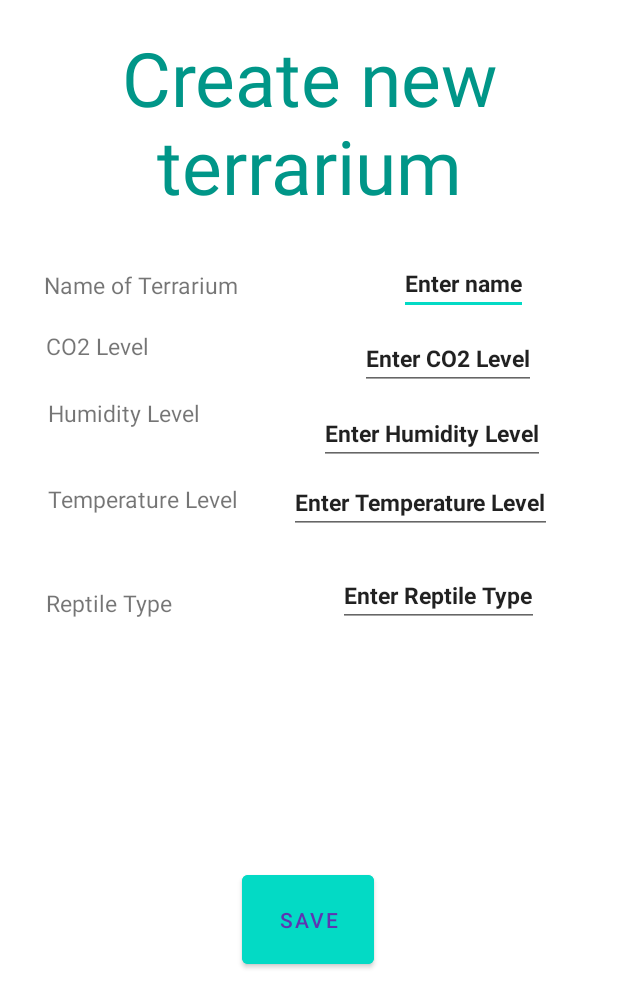
After one commit to alinusiacoban/SEP4-InteractiveMedia, an Android app: the layout fragment_createnewterrarium.xml on its own in the app's theme, with its tools: preview values and no code run, on a phone screen of 412 x 824 dp. The commit adds this screen. Shown: the top 1008 px of the screen. Run offline under Robolectric (Android 15) with nearby library versions, the phone set to English and light mode, and no system bars.

Commit message:
Create New Terrarium

```diff
--- /dev/null
+++ b/app/src/main/res/layout/fragment_createnewterrarium.xml
@@ -0,0 +1,174 @@
+<?xml version="1.0" encoding="utf-8"?>
+<androidx.constraintlayout.widget.ConstraintLayout xmlns:android="http://schemas.android.com/apk/res/android"
+    xmlns:app="http://schemas.android.com/apk/res-auto"
+    xmlns:tools="http://schemas.android.com/tools"
+    android:id="@+id/linearLayout"
+    android:layout_width="match_parent"
+    android:layout_height="match_parent"
+    android:orientation="vertical"
+    tools:context=".terraiot.ui.menu.MenuFragment">
+
+
+    <TextView
+        android:id="@+id/text_createnewterrarium"
+        android:layout_width="wrap_content"
+        android:layout_height="wrap_content"
+        android:text="@string/create_new_terrarium"
+        android:textAlignment="center"
+        android:textColor="#009688"
+        android:textSize="50sp"
+        app:layout_constraintBottom_toBottomOf="parent"
+        app:layout_constraintEnd_toEndOf="parent"
+        app:layout_constraintHorizontal_bias="0.0"
+        app:layout_constraintStart_toStartOf="parent"
+        app:layout_constraintTop_toTopOf="parent"
+        app:layout_constraintVertical_bias="0.026" />
+
+
+    <TextView
+        android:id="@+id/textView11"
+        android:layout_width="wrap_content"
+        android:layout_height="wrap_content"
+        android:layout_marginTop="35dp"
+        android:gravity="center"
+        android:text="@string/name_of_terrarium"
+        android:textSize="15sp"
+        app:layout_constraintEnd_toEndOf="@+id/textView12"
+        app:layout_constraintHorizontal_bias="0.133"
+        app:layout_constraintStart_toStartOf="parent"
+        app:layout_constraintTop_toBottomOf="@+id/text_createnewterrarium"></TextView>
+
+    <EditText
+        android:id="@+id/textView12"
+        android:layout_width="wrap_content"
+        android:layout_height="wrap_content"
+        android:layout_marginTop="24dp"
+        android:text="@string/enter_name"
+        android:textSize="15sp"
+        android:textStyle="bold"
+        app:layout_constraintEnd_toEndOf="parent"
+        app:layout_constraintHorizontal_bias="0.815"
+        app:layout_constraintStart_toStartOf="parent"
+        app:layout_constraintTop_toBottomOf="@+id/text_createnewterrarium"></EditText>
+
+    <TextView
+        android:id="@+id/textView13"
+        android:layout_width="wrap_content"
+        android:layout_height="wrap_content"
+        android:layout_marginTop="19dp"
+        android:gravity="center"
+        android:text="@string/co2_level"
+        android:textSize="15sp"
+        app:layout_constraintEnd_toEndOf="@+id/textView14"
+        app:layout_constraintHorizontal_bias="0.106"
+        app:layout_constraintStart_toStartOf="parent"
+        app:layout_constraintTop_toBottomOf="@+id/textView11"></TextView>
+
+    <EditText
+        android:id="@+id/textView14"
+        android:layout_width="wrap_content"
+        android:layout_height="wrap_content"
+        android:layout_marginTop="8dp"
+        android:text="@string/enter_co2_level"
+        android:textSize="15sp"
+        android:textStyle="bold"
+        app:layout_constraintEnd_toEndOf="parent"
+        app:layout_constraintHorizontal_bias="0.815"
+        app:layout_constraintStart_toStartOf="parent"
+        app:layout_constraintTop_toBottomOf="@+id/textView12"></EditText>
+
+    <TextView
+        android:id="@+id/textView15"
+        android:layout_width="wrap_content"
+        android:layout_height="wrap_content"
+        android:layout_marginTop="23dp"
+        android:gravity="center"
+        android:text="@string/humidity_level"
+        android:textSize="15sp"
+        app:layout_constraintEnd_toEndOf="@+id/textView16"
+        app:layout_constraintHorizontal_bias="0.119"
+        app:layout_constraintStart_toStartOf="parent"
+        app:layout_constraintTop_toBottomOf="@+id/textView13"></TextView>
+
+    <EditText
+        android:id="@+id/textView16"
+        android:layout_width="wrap_content"
+        android:layout_height="wrap_content"
+        android:layout_marginTop="8dp"
+        android:text="Enter Humidity Level"
+        android:textSize="15sp"
+        android:textStyle="bold"
+        app:layout_constraintEnd_toEndOf="parent"
+        app:layout_constraintHorizontal_bias="0.815"
+        app:layout_constraintStart_toStartOf="parent"
+        app:layout_constraintTop_toBottomOf="@+id/textView14"></EditText>
+
+    <TextView
+        android:id="@+id/textView17"
+        android:layout_width="wrap_content"
+        android:layout_height="wrap_content"
+        android:layout_marginTop="36dp"
+        android:gravity="center"
+        android:text="@string/temperature_level"
+        android:textSize="15sp"
+        app:layout_constraintEnd_toEndOf="@+id/textView18"
+        app:layout_constraintHorizontal_bias="0.13"
+        app:layout_constraintStart_toStartOf="parent"
+        app:layout_constraintTop_toBottomOf="@+id/textView15"></TextView>
+
+    <EditText
+        android:id="@+id/textView18"
+        android:layout_width="wrap_content"
+        android:layout_height="wrap_content"
+        android:layout_marginTop="4dp"
+        android:text="@string/enter_temperature_level"
+        android:textSize="15sp"
+        android:textStyle="bold"
+        app:layout_constraintEnd_toEndOf="parent"
+        app:layout_constraintHorizontal_bias="0.815"
+        app:layout_constraintStart_toStartOf="parent"
+        app:layout_constraintTop_toBottomOf="@+id/textView16"></EditText>
+
+    <TextView
+        android:id="@+id/textView19"
+        android:layout_width="wrap_content"
+        android:layout_height="wrap_content"
+        android:layout_marginTop="48dp"
+        android:gravity="center"
+        android:text="@string/reptile_type"
+        android:textSize="15sp"
+        app:layout_constraintEnd_toEndOf="@+id/textView20"
+        app:layout_constraintHorizontal_bias="0.111"
+        app:layout_constraintStart_toStartOf="parent"
+        app:layout_constraintTop_toBottomOf="@+id/textView17"></TextView>
+
+    <EditText
+        android:id="@+id/textView20"
+        android:layout_width="wrap_content"
+        android:layout_height="wrap_content"
+        android:layout_marginTop="20dp"
+        android:text="@string/enter_reptile_type"
+        android:textSize="15sp"
+        android:textStyle="bold"
+        app:layout_constraintEnd_toEndOf="parent"
+        app:layout_constraintHorizontal_bias="0.81"
+        app:layout_constraintStart_toStartOf="parent"
+        app:layout_constraintTop_toBottomOf="@+id/textView18"></EditText>
+
+    <Button
+        android:id="@+id/button"
+        android:layout_width="wrap_content"
+        android:layout_height="wrap_content"
+        android:backgroundTint="@color/teal_200"
+        android:gravity="center"
+        android:padding="20dp"
+        android:text="@string/save"
+        android:textColor="#5E35B1"
+        app:layout_constraintBottom_toBottomOf="parent"
+        app:layout_constraintEnd_toEndOf="parent"
+        app:layout_constraintHorizontal_bias="0.498"
+        app:layout_constraintStart_toStartOf="parent"
+        app:layout_constraintTop_toBottomOf="@+id/text_createnewterrarium"
+        app:layout_constraintVertical_bias="0.712" />
+
+</androidx.constraintlayout.widget.ConstraintLayout>
--- a/app/src/main/res/values/strings.xml
+++ b/app/src/main/res/values/strings.xml
@@ -24,4 +24,15 @@
     <string name="create_new_terrarium">Create new terrarium</string>
     <string name="view_all_terrarium">View all terrarium</string>
     <string name="profile_settings">Profile Settings</string>
+    <string name="createnewterrarium">Create New Terrarium</string>
+    <string name="name_of_terrarium">Name of Terrarium</string>
+    <string name="co2_level">CO2 Level</string>
+    <string name="humidity_level">Humidity Level</string>
+    <string name="temperature_level">Temperature Level</string>
+    <string name="reptile_type">Reptile Type</string>
+    <string name="save">Save</string>
+    <string name="enter_name">Enter name</string>
+    <string name="enter_co2_level">Enter CO2 Level</string>
+    <string name="enter_temperature_level">Enter Temperature Level</string>
+    <string name="enter_reptile_type">Enter Reptile Type</string>
 </resources>
```
